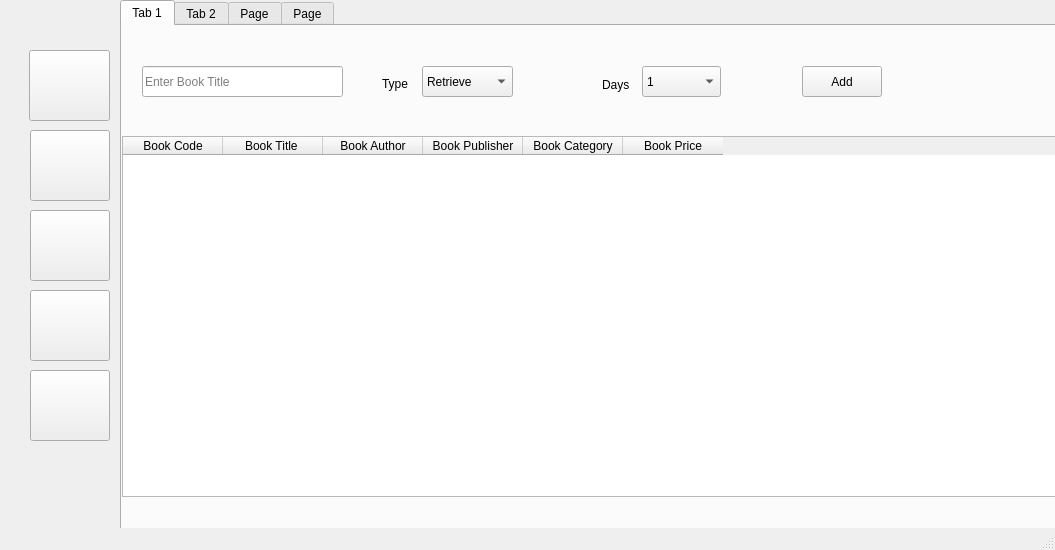
Qt form layouts/library.ui (safwanvk/lms) before a commit.
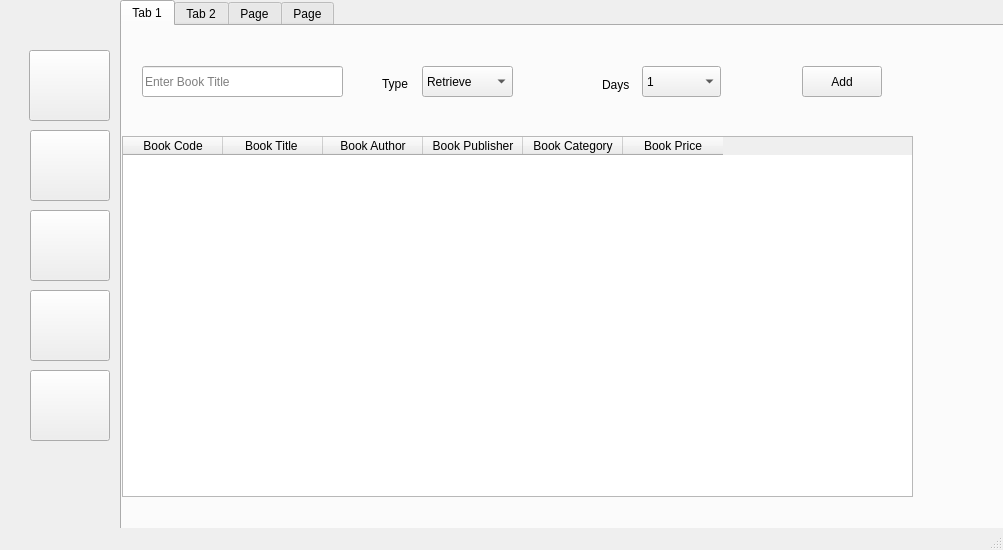
The same form after that commit. The open tabs and pages were chosen to show the change. Icons and pictures are not drawn.

Commit message: :fire: Remove theme component

```diff
--- a/layouts/library.ui
+++ b/layouts/library.ui
@@ -6,7 +6,7 @@
    <rect>
     <x>0</x>
     <y>0</y>
-    <width>1055</width>
+    <width>1003</width>
     <height>550</height>
    </rect>
   </property>
@@ -285,7 +285,7 @@
        <rect>
         <x>0</x>
         <y>110</y>
-        <width>1071</width>
+        <width>791</width>
         <height>361</height>
        </rect>
       </property>
```
Left out of the diff: 4 changed lines with no effect on the pictures. The commit also changes 2 other files.
